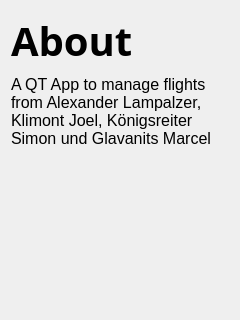
First picture: the form in aboutdialog.ui, repository Siastra/FlightPlanner, before the edit.
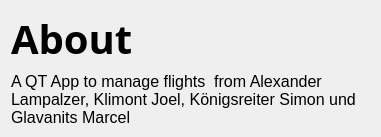
Second picture: the form after the edit.

```diff
--- a/aboutdialog.ui
+++ b/aboutdialog.ui
@@ -6,8 +6,8 @@
    <rect>
     <x>0</x>
     <y>0</y>
-    <width>240</width>
-    <height>320</height>
+    <width>381</width>
+    <height>137</height>
    </rect>
   </property>
   <property name="windowTitle">
```
